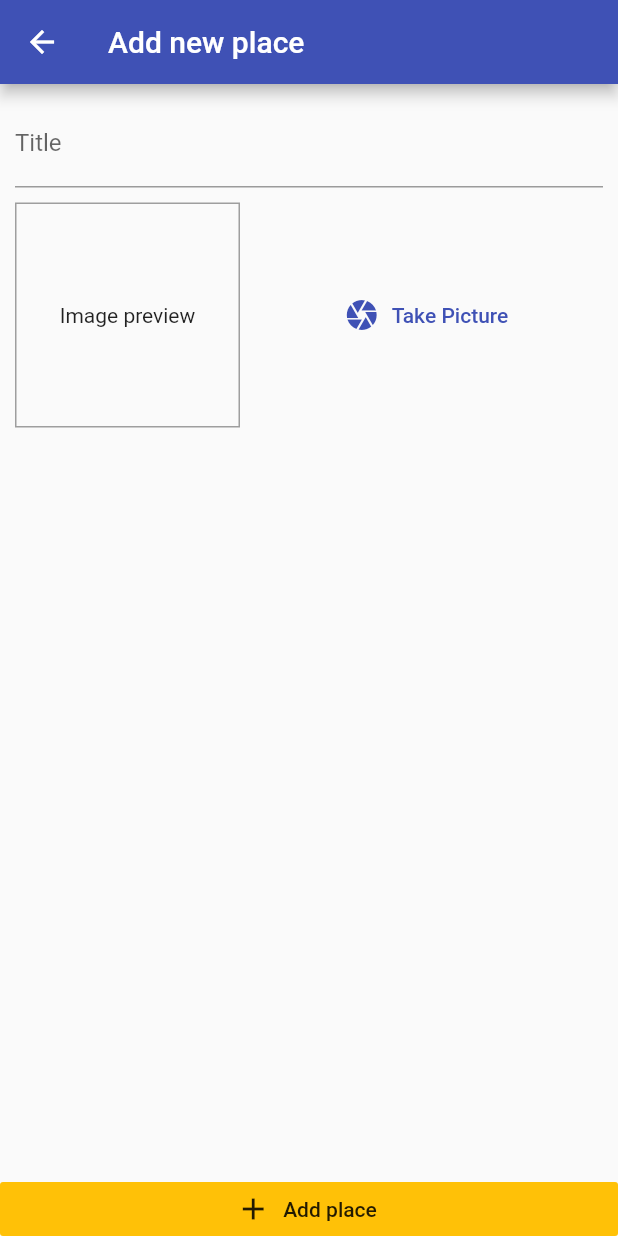
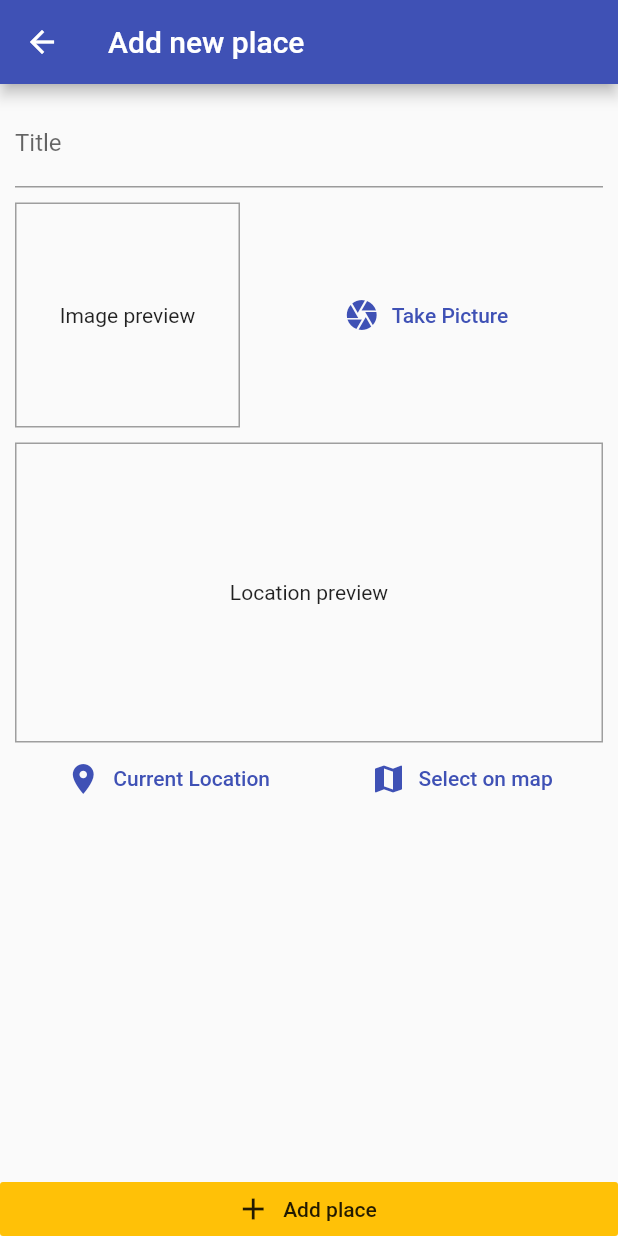
Before and after one commit to omnrohr/Great-places, a Flutter app: the screen it shows after launch, after a tap on the "add" icon, on a phone screen of 412 x 824 dp. Run offline on Flutter 3.47's test engine with Material 2 defaults, Android fonts, the phone set to English and light mode, and no system bars; our stand-ins replace google_maps_flutter, image_picker, location, sqflite; accounts and stored records are empty.

Commit message:
save address to data base and retrive it

```diff
--- a/palce_provider/lib/views/add_place_view.dart
+++ b/palce_provider/lib/views/add_place_view.dart
@@ -1,10 +1,13 @@
 import 'dart:io';
 
 import 'package:flutter/material.dart';
+
 import 'package:provider/provider.dart';
 
 import '../widgets/image_input_widget.dart';
 import '../providers/great_places.dart';
+import '../widgets/location_input.dart';
+import '../models/place.dart';
 
 class AddPlaceView extends StatefulWidget {
   static const routName = '/add-place';
@@ -17,22 +20,31 @@ class _AddPlaceViewState extends State<AddPlaceView> {
 
   File _pickedImage;
 
+  PlaceLocation _pickedLocation;
+
   void _selectImage(File pickedImage) {
     _pickedImage = pickedImage;
   }
 
+  void _selectPlace(double lat, double lon) {
+    _pickedLocation = PlaceLocation(latitude: lat, longtude: lon);
+  }
+
   void _savePlace() {
-    if (_pickedImage == null || _inputController.text.isEmpty) {
+    if (_pickedImage == null ||
+        _inputController.text.isEmpty ||
+        _pickedLocation == null) {
       return;
     }
-    Provider.of<GreatPlaces>(context, listen: false)
-        .addPlace(title: _inputController.text, image: _pickedImage);
+    Provider.of<GreatPlaces>(context, listen: false).addPlace(
+        title: _inputController.text,
+        image: _pickedImage,
+        pickedLocation: _pickedLocation);
     Navigator.of(context).pop();
   }
 
   @override
   Widget build(BuildContext context) {
-    print('building add place');
     return Scaffold(
       appBar: AppBar(
         title: Text('Add new place'),
@@ -53,7 +65,13 @@ class _AddPlaceViewState extends State<AddPlaceView> {
                     SizedBox(
                       height: 10,
                     ),
-                    ImageInput(_selectImage),
+                    ImageInput(
+                      _selectImage,
+                    ),
+                    SizedBox(
+                      height: 10,
+                    ),
+                    LocationInput(_selectPlace),
                   ],
                 ),
               ),
--- a/palce_provider/lib/views/places_list_view.dart
+++ b/palce_provider/lib/views/places_list_view.dart
@@ -6,7 +6,6 @@ import 'add_place_view.dart';
 class PlacesListView extends StatelessWidget {
   @override
   Widget build(BuildContext context) {
-    print('buiding places list');
     return Scaffold(
         appBar: AppBar(
           title: const Text('Your places'),
@@ -19,7 +18,15 @@ class PlacesListView extends StatelessWidget {
             ),
           ],
         ),
-        body: Consumer<GreatPlaces>(
+        body: FutureBuilder(
+          future: Provider.of<GreatPlaces>(context, listen: false)
+              .fechAndSetPlaces(),
+          builder: (ctx, snapshot) => snapshot.connectionState ==
+                  ConnectionState.waiting
+              ? const Center(
+                  child: CircularProgressIndicator(),
+                )
+              : Consumer<GreatPlaces>(
                   child: const Center(
                     child: Text('Got no placese yes, start adding some!'),
                   ),
@@ -34,10 +41,12 @@ class PlacesListView extends StatelessWidget {
                             title: Text(
                               places.items[i].title,
                             ),
+                            subtitle: Text(places.items[i].location.address),
                             onTap: () {
                               // TODO: go to daitail page.
                             },
                           ),
-                  )));
+                        )),
+        ));
   }
 }
--- /dev/null
+++ b/palce_provider/lib/widgets/location_input.dart
@@ -0,0 +1,115 @@
+import 'package:location/location.dart';
+import 'package:flutter/material.dart';
+import 'package:google_maps_flutter/google_maps_flutter.dart';
+import '../helpers/locatoin_helper.dart';
+import '../views/maps_view.dart';
+
+class LocationInput extends StatefulWidget {
+  final Function selectAddress;
+  LocationInput(this.selectAddress);
+  @override
+  State<LocationInput> createState() => _LocationInputState();
+}
+
+class _LocationInputState extends State<LocationInput> {
+  String _previewIMageUrl;
+
+  void _showPreview(double lat, double lon) {
+    final staticMapImageUrl = LocationHelper.genarateLocationImage(
+      latitude: lat,
+      longitude: lon,
+    );
+    setState(() {
+      _previewIMageUrl = staticMapImageUrl;
+    });
+  }
+
+  Future<void> _getCurrentLocation() async {
+    Location location = Location();
+
+    bool _serviceEnabled;
+    PermissionStatus _permissionGranted;
+    LocationData _locationData;
+
+    _serviceEnabled = await location.serviceEnabled();
+    if (!_serviceEnabled) {
+      _serviceEnabled = await location.requestService();
+      if (!_serviceEnabled) {
+        return;
+      }
+    }
+
+    _permissionGranted = await location.hasPermission();
+    if (_permissionGranted == PermissionStatus.denied) {
+      _permissionGranted = await location.requestPermission();
+      if (_permissionGranted != PermissionStatus.granted) {
+        return;
+      }
+    }
+    try {
+      _locationData = await location.getLocation();
+      _showPreview(_locationData.latitude, _locationData.longitude);
+      widget.selectAddress(_locationData.latitude, _locationData.longitude);
+    } catch (e) {
+      return;
+    }
+  }
+
+  Future<void> _selectOnMap() async {
+    final selectedLocation = await Navigator.of(context).push<LatLng>(
+      MaterialPageRoute(
+        fullscreenDialog: true,
+        builder: (ctx) => MapsView(
+          isSelectd: true,
+        ),
+      ),
+    );
+    if (selectedLocation == null) return;
+    _showPreview(selectedLocation.latitude, selectedLocation.longitude);
+    widget.selectAddress(selectedLocation.latitude, selectedLocation.longitude);
+  }
+
+  @override
+  Widget build(BuildContext context) {
+    return Column(
+      children: [
+        Container(
+          width: double.infinity,
+          height: 200,
+          alignment: Alignment.center,
+          decoration: BoxDecoration(
+            border: Border.all(
+              width: 1,
+              color: Colors.grey,
+            ),
+          ),
+          child: _previewIMageUrl == null
+              ? const Text(
+                  'Location preview',
+                  textAlign: TextAlign.center,
+                )
+              : Image.network(
+                  _previewIMageUrl,
+                  fit: BoxFit.cover,
+                  width: double.infinity,
+                ),
+        ),
+        Row(
+          mainAxisAlignment: MainAxisAlignment.spaceAround,
+          children: [
+            TextButton.icon(
+              onPressed: _getCurrentLocation,
+              icon: const Icon(Icons.location_on),
+              label: const Text('Current Location'),
+            ),
+            TextButton.icon(
+              onPressed: _selectOnMap,
+              icon: const Icon(Icons.map),
+              label: const Text('Select on map'),
+            ),
+          ],
+        )
+      ],
+    );
+  }
+}
```
Also changed, not shown: palce_provider/lib/helpers/locatoin_helper.dart (added, +18 -0 lines), palce_provider/lib/views/google_maps.dart (added, +59 -0 lines), palce_provider/lib/views/maps_view.dart (added, +73 -0 lines). Lines whose indentation alone changed are shown as unchanged.
